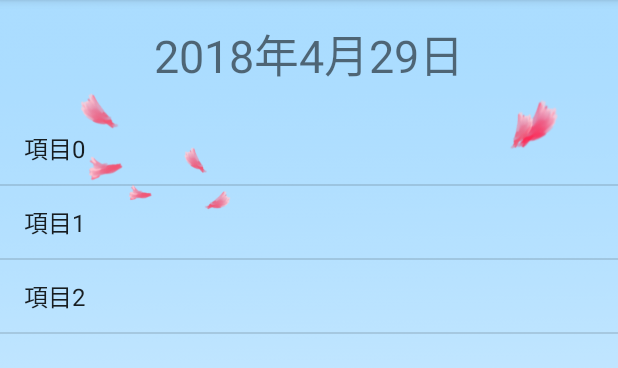
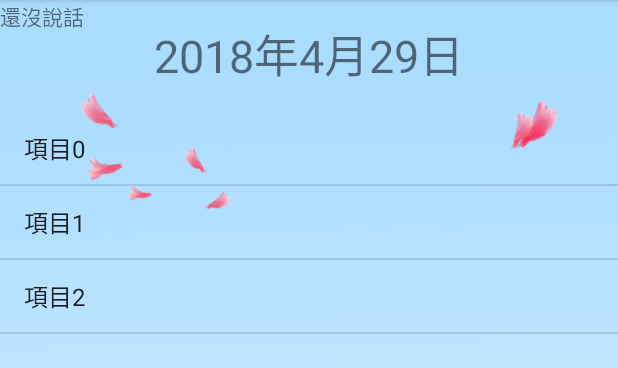
Before and after one commit to zidane0000/KeepMoney20, an Android app: the screen it shows after launch (MainActivity), on a phone screen of 412 x 824 dp, the part 84-452 px from its top. Run offline under Robolectric (Android 15) with nearby library versions, the light colour scheme and no system bars.

Commit message:
2018/4/29 實驗室電腦 已解決語音輸入與手動輸入

```diff
--- a/app/src/main/java/tw/edu/niu/keepmoney20/MainActivity.java
+++ b/app/src/main/java/tw/edu/niu/keepmoney20/MainActivity.java
@@ -1,6 +1,7 @@
 package tw.edu.niu.keepmoney20;
 
 import android.app.DatePickerDialog;
+import android.content.ActivityNotFoundException;
 import android.content.Intent;
 import android.content.pm.ActivityInfo;
 import android.net.Uri;
@@ -20,6 +21,7 @@ import android.view.MenuItem;
 import android.widget.ArrayAdapter;
 import android.widget.Button;
 import android.widget.DatePicker;
+import android.widget.ImageButton;
 import android.widget.ImageView;
 import android.widget.ListView;
 import android.widget.ProgressBar;
@@ -31,6 +33,7 @@ import java.text.SimpleDateFormat;
 import java.util.ArrayList;
 import java.util.Calendar;
 import java.util.Date;
+import java.util.Locale;
 
 public class MainActivity extends AppCompatActivity
         implements NavigationView.OnNavigationItemSelectedListener {
@@ -38,7 +41,11 @@ public class MainActivity extends AppCompatActivity
     //評價的網址 放我們的app網址
     String EvaluationAddress = "https://play.google.com/store/apps?hl=zh_TW";
     TextView textView;
-    ImageView Manuallyadd;
+
+    ImageButton handaddto;
+    ImageButton voiceaddto;
+    TextView saywhat;
+
     RelativeLayout remenu_home;
     RelativeLayout remenu_account;
     RelativeLayout remenu_about;
@@ -94,8 +101,24 @@ public class MainActivity extends AppCompatActivity
 //        tohome_listview_data.add("項目");
 //        adapter.notifyDataSetChanged();
 
-        Manuallyadd = (ImageView) findViewById(R.id.ManuallyButton);
-        Manuallyadd.setOnClickListener(new View.OnClickListener() {
+        voiceaddto = (ImageButton) findViewById(R.id.VoiceEnter);
+        voiceaddto.setOnClickListener(new View.OnClickListener() {
+            @Override
+            public void onClick(View view) {
+                Intent intent = new Intent(RecognizerIntent.ACTION_RECOGNIZE_SPEECH);
+                intent.putExtra(RecognizerIntent.EXTRA_LANGUAGE_MODEL, RecognizerIntent.LANGUAGE_MODEL_FREE_FORM);
+                intent.putExtra(RecognizerIntent.EXTRA_LANGUAGE, Locale.getDefault());
+                intent.putExtra(RecognizerIntent.EXTRA_PROMPT, "Hello, How can I help you?");
+                try {
+                    startActivityForResult(intent, 100);
+                } catch (ActivityNotFoundException a) {
+
+                }
+            }
+        });
+        saywhat = (TextView) findViewById(R.id.showsay);
+        handaddto = (ImageButton) findViewById(R.id.ManuallyButton);
+        handaddto.setOnClickListener(new View.OnClickListener() {
             @Override
             public void onClick(View view) {
                 //至新增的畫面
@@ -216,9 +239,19 @@ public class MainActivity extends AppCompatActivity
         }, mYear, mMonth, mDay).show();
     }
 
-    public void add(View view) {
-        Intent gotoNewScreen = new Intent(MainActivity.this, tw.edu.niu.keepmoney20.NewScreen.class);
-        gotoNewScreen.addFlags(Intent.FLAG_ACTIVITY_SINGLE_TOP);
-        startActivity(gotoNewScreen);
+    @Override
+    protected void onActivityResult(int requestCode, int resultCode, Intent data) {
+        super.onActivityResult(requestCode, resultCode, data);
+
+        switch (requestCode) {
+            case 100: {
+                if (resultCode == RESULT_OK && null != data) {
+                    ArrayList<String> result = data.getStringArrayListExtra(RecognizerIntent.EXTRA_RESULTS);
+                    saywhat.setText(result.get(0));
+                }
+                break;
+            }
+
+        }
     }
 }
--- a/app/src/main/res/layout/content_main.xml
+++ b/app/src/main/res/layout/content_main.xml
@@ -26,33 +26,47 @@
         android:text="時間顯示"
         android:textSize="30sp" />
 
-    <ImageView
+    <ImageButton
         android:id="@+id/VoiceEnter"
         android:layout_width="100dp"
         android:layout_height="150dp"
         android:layout_alignParentBottom="true"
         android:layout_centerHorizontal="true"
+        android:scaleType="fitCenter"
+        android:background="@null"
         android:clickable="true"
+        android:padding="16dp"
         android:src="@drawable/voicemic" />
 
-    <ImageView
+    <ImageButton
         android:id="@+id/ManuallyButton"
         android:layout_width="150dp"
         android:layout_height="150dp"
         android:layout_alignParentBottom="true"
         android:layout_alignParentRight="true"
         android:clickable="true"
-        android:onClick="add"
+        android:background="@null"
+        android:padding="16dp"
+        android:scaleType="fitCenter"
         android:src="@drawable/handadd" />
+
+    <TextView
+        android:id="@+id/showsay"
+        android:layout_width="wrap_content"
+        android:layout_height="wrap_content"
+        android:layout_alignParentLeft="true"
+        android:layout_alignParentStart="true"
+        android:layout_alignParentTop="true"
+        android:text="還沒說話" />
 
     <ListView
         android:id="@+id/content_main_listview"
         android:layout_width="match_parent"
-        android:layout_height="match_parent"
+        android:layout_height="280dp"
+        android:layout_above="@+id/VoiceEnter"
         android:layout_alignParentLeft="true"
         android:layout_alignParentStart="true"
         android:layout_below="@+id/showDate"
-        android:layout_marginTop="16dp"
-        android:visibility="visible" />
+        android:layout_marginTop="16dp" />
 
 </RelativeLayout>
```
